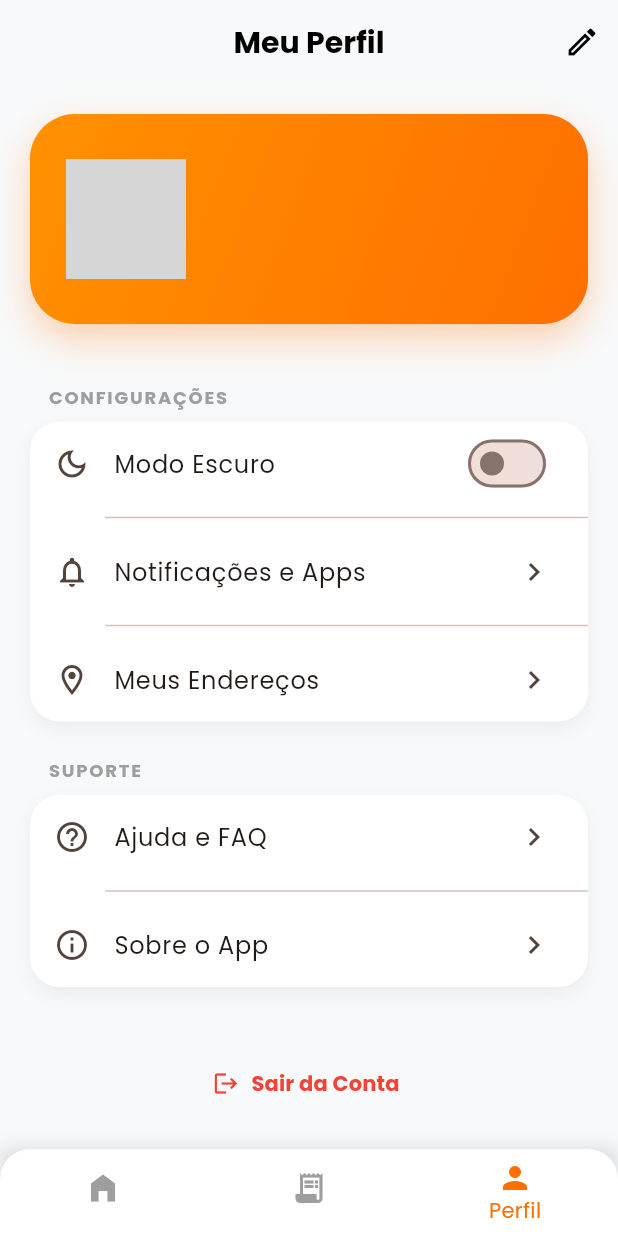
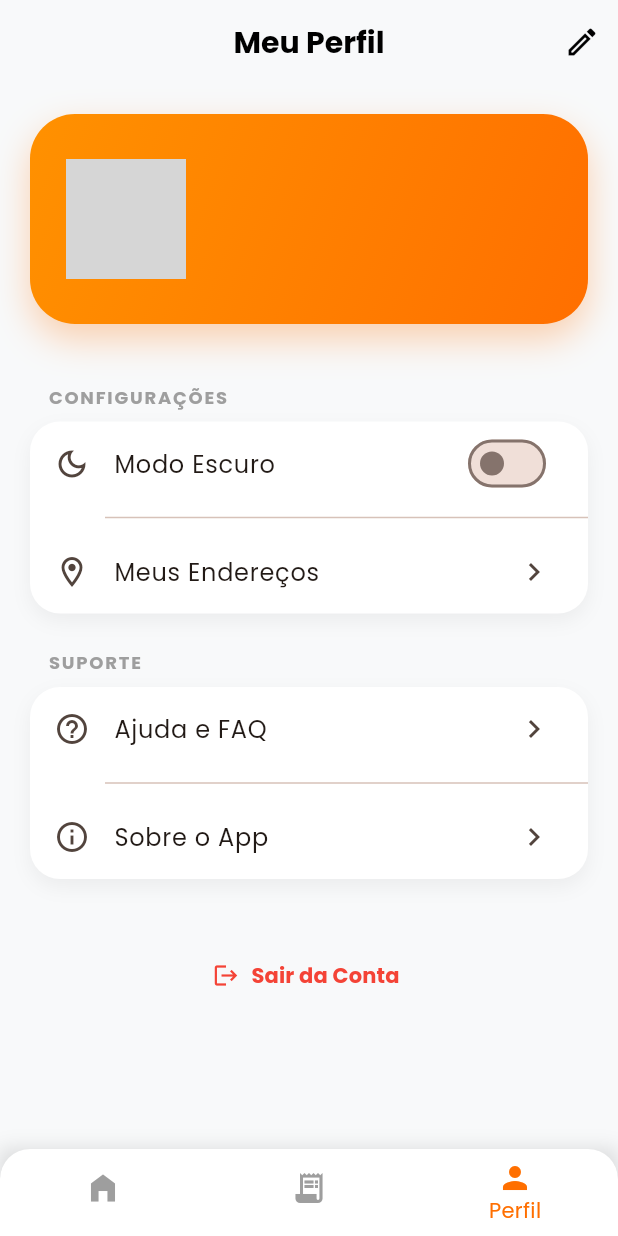
Before and after one commit to deivid22srk/CompraF-cil, a Flutter app: the screen it shows once a user with an empty profile is signed in, item 3 of the bottom bar chosen, on a phone screen of 412 x 824 dp. Run offline on Flutter 3.47's test engine with Material 3 defaults, Android fonts, the phone set to English and light mode, and no system bars; our stand-ins replace cached_network_image, dio, flutter_local_notifications, flutter_map, flutter_riverpod, geolocator and 8 more; missing offline and left inert: flutter_background_service, ota_update; accounts and stored records are empty; network calls fail; grey boxes are pictures that could not be loaded.

Commit message:
Fix sign-up dialog, disable background service, and add locality notice
- Fixed sign-up flow to show email confirmation dialog by using local loading state.
- Completely removed background service initialization from main.dart.
- Hid 'Notificações e apps' from the Profile screen.
- Added locality notice 'Atendemos apenas o Sítio Riacho dos Barreiros e locais próximos' to Login, Home, and Address screens.
- Updated app name to 'CompraFacil' and updated icons.

Co-authored-by: deivid22srk <222269677+deivid22srk@users.noreply.github.com>

```diff
--- a/comprafacil_flutter/lib/screens/home/home_screen.dart
+++ b/comprafacil_flutter/lib/screens/home/home_screen.dart
@@ -128,6 +128,10 @@ class HomeContent extends ConsumerWidget {
                           'Sua compra na palma da mão',
                           style: TextStyle(color: Colors.white70),
                         ),
+                        const Text(
+                          'Apenas Riacho dos Barreiros e proximidades',
+                          style: TextStyle(color: Colors.white60, fontSize: 10),
+                        ),
                       ],
                     ),
                     const CircleAvatar(
--- a/comprafacil_flutter/lib/screens/profile/add_edit_address_screen.dart
+++ b/comprafacil_flutter/lib/screens/profile/add_edit_address_screen.dart
@@ -141,6 +141,7 @@ class _AddEditAddressScreenState extends ConsumerState<AddEditAddressScreen> {
           crossAxisAlignment: CrossAxisAlignment.start,
           children: [
             const Text('Informações do Endereço', style: TextStyle(fontWeight: FontWeight.bold, fontSize: 18)),
+            const Text('Atendemos apenas o Sítio Riacho dos Barreiros e locais próximos', style: TextStyle(color: Colors.red, fontSize: 12)),
             const SizedBox(height: 16),
             TextField(
               controller: _nameController,
--- a/comprafacil_flutter/lib/screens/profile/profile_screen.dart
+++ b/comprafacil_flutter/lib/screens/profile/profile_screen.dart
@@ -104,16 +104,6 @@ class ProfileScreen extends ConsumerWidget {
                         activeColor: AppTheme.primaryColor,
                       ),
                     ),
-                    const Divider(indent: 50),
-                ListTile(
-                  leading: const Icon(Icons.notifications_outlined),
-                  title: const Text('Notificações e Apps'),
-                  trailing: const Icon(Icons.chevron_right),
-                  onTap: () => Navigator.push(
-                    context,
-                    MaterialPageRoute(builder: (_) => const SettingsScreen()),
-                  ),
-                ),
                     const Divider(indent: 50),
                     ListTile(
                       leading: const Icon(Icons.location_on_outlined),
```
Also changed, not shown: comprafacil_flutter/lib/main.dart (+2 -14 lines), comprafacil_flutter/lib/providers/auth_provider.dart (+3 -8 lines), comprafacil_flutter/lib/screens/auth/login_screen.dart (+22 -3 lines).
